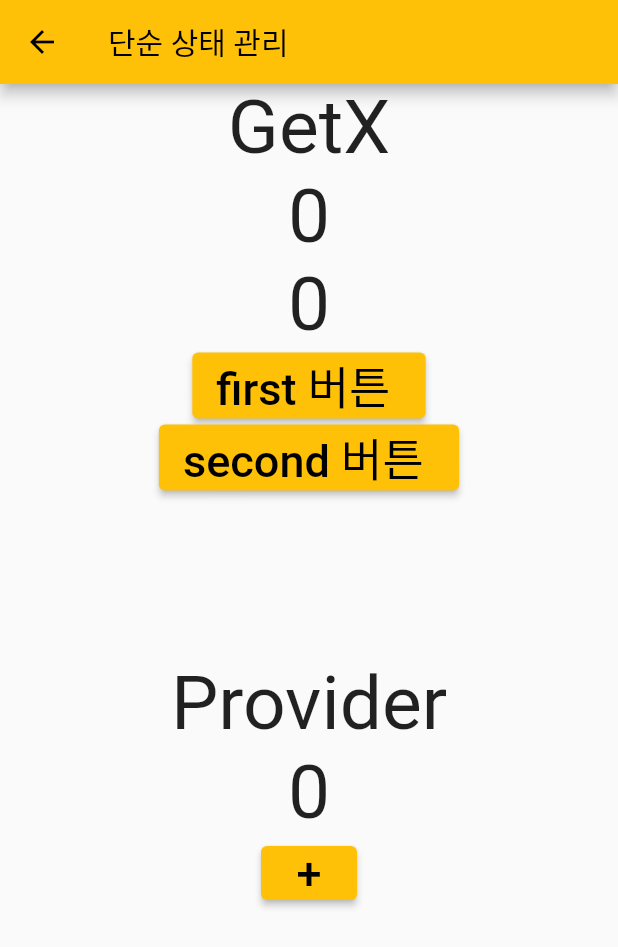
After one commit to AlexandroHenry/Flutter_GetX_Practice1, a Flutter app: the screen it shows after launch, after a tap on "단순 상태 관리", on a phone screen of 412 x 824 dp. The commit adds this screen. Shown: the top 947 px of the screen. Run offline on Flutter 3.47's test engine with Material 2 defaults, Android fonts, the phone set to English and light mode, and no system bars; our stand-ins replace get.

Commit message:
GetX regular state management

```diff
--- /dev/null
+++ b/lib/src/controller/count_controller_with_getx.dart
@@ -0,0 +1,10 @@
+import 'package:get/get.dart';
+
+class CountControllerWithGetX extends GetxController {
+  int count = 0;
+
+  void increase(String id) {
+    count++;
+    update([id]);
+  }
+}
--- /dev/null
+++ b/lib/src/controller/count_controller_with_provider.dart
@@ -0,0 +1,10 @@
+import 'package:flutter/material.dart';
+
+class CountControllerWithProvider extends ChangeNotifier {
+  int count = 0;
+
+  void increase() {
+    count++;
+    notifyListeners();
+  }
+}
--- a/lib/src/home.dart
+++ b/lib/src/home.dart
@@ -3,6 +3,7 @@ import 'package:flutter/material.dart';
 import 'package:get/get.dart';
 
 import 'package:sample_route_manage/src/pages/normal/first.dart';
+import 'package:sample_route_manage/src/pages/stateManage/simple_state_manage_page.dart';
 
 class Home extends StatelessWidget {
   const Home({super.key});
@@ -77,6 +78,12 @@ class Home extends StatelessWidget {
                 },
                 child: const Text('동적 url 전달'),
               ),
+              ElevatedButton(
+                onPressed: () {
+                  Get.to(const SimpleStateManagePage());
+                },
+                child: const Text('단순 상태 관리'),
+              ),
             ],
           ),
         ));
--- /dev/null
+++ b/lib/src/pages/stateManage/simple_state_manage_page.dart
@@ -0,0 +1,52 @@
+import 'package:flutter/material.dart';
+import 'package:get/get.dart';
+import 'package:provider/provider.dart';
+import 'package:sample_route_manage/src/controller/count_controller_with_getx.dart';
+import 'package:sample_route_manage/src/controller/count_controller_with_provider.dart';
+import 'package:sample_route_manage/src/pages/stateManage/state/with_getx.dart';
+import 'package:sample_route_manage/src/pages/stateManage/state/with_provider.dart';
+
+class SimpleStateManagePage extends StatelessWidget {
+  const SimpleStateManagePage({super.key});
+
+  @override
+  Widget build(BuildContext context) {
+    // Get.put 을 사용하여 인스턴스를 만들어줍니다
+    // 이렇게 선언해주면 어디서든지 사용이 가능하게됩니다.
+    Get.put(CountControllerWithGetX());
+
+    return Scaffold(
+      appBar: AppBar(
+        title: const Text('단순 상태 관리'),
+      ),
+      body: Center(
+        child: Column(
+          mainAxisAlignment: MainAxisAlignment.center,
+          crossAxisAlignment: CrossAxisAlignment.center,
+          children: [
+            Expanded(
+              child: WithGetX(),
+            ),
+            Expanded(
+              child: ChangeNotifierProvider<CountControllerWithProvider>(
+                create: (_) => CountControllerWithProvider(),
+                child: const WithProvider(),
+              ),
+            )
+          ],
+        ),
+      ),
+    );
+  }
+}
+
+// Text(""),
+//             ElevatedButton(
+//               onPressed: () {},
+//               child: const Text(
+//                 "+",
+//                 style: TextStyle(
+//                   fontSize: 30,
+//                 ),
+//               ),
+//             ),
--- /dev/null
+++ b/lib/src/pages/stateManage/state/with_getx.dart
@@ -0,0 +1,56 @@
+import 'package:flutter/material.dart';
+import 'package:get/get.dart';
+import 'package:sample_route_manage/src/controller/count_controller_with_getx.dart';
+
+class WithGetX extends StatelessWidget {
+  WithGetX({super.key});
+  final CountControllerWithGetX _controllerWithGetX =
+      Get.put(CountControllerWithGetX());
+
+  Widget _button(String id) {
+    return ElevatedButton(
+      onPressed: () {
+        // Get.find<CountControllerWithGetX>().increase();
+        _controllerWithGetX.increase(id);
+      },
+      child: Text(
+        "$id 버튼 ",
+        style: const TextStyle(fontSize: 30),
+      ),
+    );
+  }
+
+  @override
+  Widget build(BuildContext context) {
+    return Center(
+      child: Column(
+        children: [
+          const Text(
+            "GetX",
+            style: TextStyle(fontSize: 50),
+          ),
+          GetBuilder<CountControllerWithGetX>(
+            id: "first",
+            builder: (controller) {
+              return Text(
+                "${controller.count}",
+                style: const TextStyle(fontSize: 50),
+              );
+            },
+          ),
+          GetBuilder<CountControllerWithGetX>(
+            id: "second",
+            builder: (controller) {
+              return Text(
+                "${controller.count}",
+                style: const TextStyle(fontSize: 50),
+              );
+            },
+          ),
+          _button("first"),
+          _button("second"),
+        ],
+      ),
+    );
+  }
+}
--- /dev/null
+++ b/lib/src/pages/stateManage/state/with_provider.dart
@@ -0,0 +1,39 @@
+import 'package:flutter/material.dart';
+import 'package:provider/provider.dart';
+import 'package:sample_route_manage/src/controller/count_controller_with_provider.dart';
+
+class WithProvider extends StatelessWidget {
+  const WithProvider({super.key});
+
+  @override
+  Widget build(BuildContext context) {
+    return Center(
+      child: Column(
+        children: [
+          const Text(
+            "Provider",
+            style: TextStyle(fontSize: 50),
+          ),
+          Consumer<CountControllerWithProvider>(builder: (_, snapshop, child) {
+            return Text(
+              "${snapshop.count}",
+              style: const TextStyle(fontSize: 50),
+            );
+          }),
+          ElevatedButton(
+            onPressed: () {
+              Provider.of<CountControllerWithProvider>(
+                context,
+                listen: false,
+              ).increase();
+            },
+            child: const Text(
+              "+",
+              style: TextStyle(fontSize: 30),
+            ),
+          ),
+        ],
+      ),
+    );
+  }
+}
--- a/pubspec.yaml
+++ b/pubspec.yaml
@@ -36,6 +36,7 @@ dependencies:
   # Use with the CupertinoIcons class for iOS style icons.
   cupertino_icons: ^1.0.2
   get: ^4.6.5
+  provider: ^6.0.5
 
 dev_dependencies:
   flutter_test:
```
Also changed, not shown: pubspec.lock.
